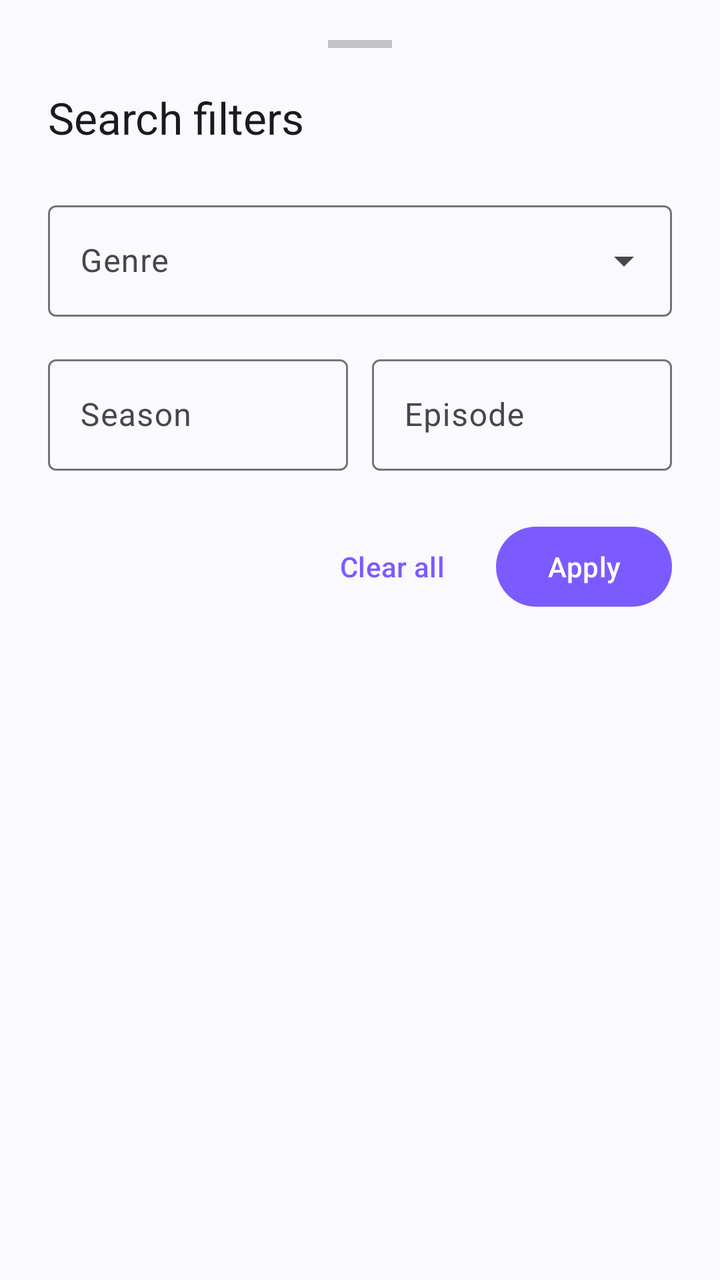
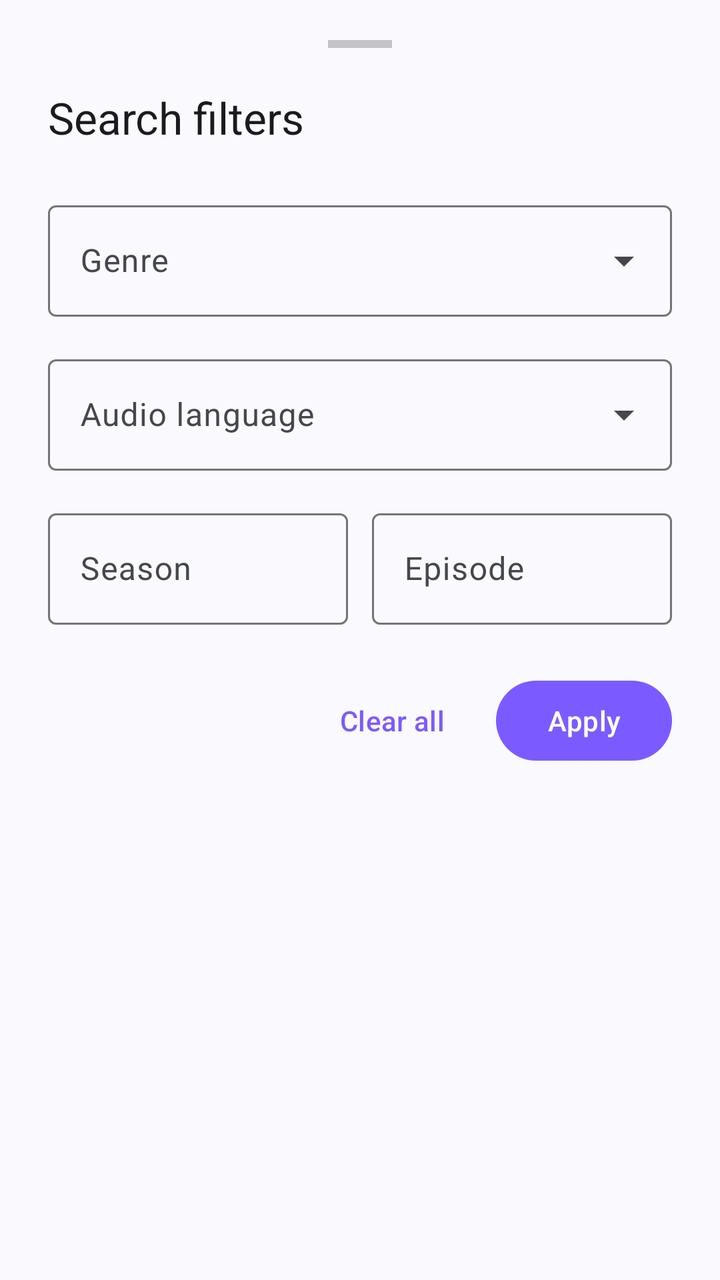

Before-and-after screenshots of an Android layout around one commit, followed by the original layout XML and the change that was made.
<!-- AndroidManifest.xml: application theme Theme.TorrentPlayer -->
<!-- res/layout/bottom_sheet_filters.xml -->
<?xml version="1.0" encoding="utf-8"?>
<LinearLayout xmlns:android="http://schemas.android.com/apk/res/android"
    xmlns:app="http://schemas.android.com/apk/res-auto"
    android:layout_width="match_parent"
    android:layout_height="wrap_content"
    android:orientation="vertical"
    android:paddingHorizontal="24dp"
    android:paddingTop="20dp"
    android:paddingBottom="32dp">

    <View
        android:layout_width="32dp"
        android:layout_height="4dp"
        android:layout_gravity="center_horizontal"
        android:background="?attr/colorOutline"
        android:alpha="0.4" />

    <TextView
        android:layout_width="wrap_content"
        android:layout_height="wrap_content"
        android:layout_marginTop="20dp"
        android:text="@string/filters_title"
        android:textAppearance="?attr/textAppearanceTitleLarge" />

    <com.google.android.material.textfield.TextInputLayout
        android:id="@+id/genre_layout"
        style="@style/Widget.Material3.TextInputLayout.OutlinedBox.ExposedDropdownMenu"
        android:layout_width="match_parent"
        android:layout_height="wrap_content"
        android:layout_marginTop="24dp"
        android:hint="@string/filter_genre">

        <AutoCompleteTextView
            android:id="@+id/genre"
            android:layout_width="match_parent"
            android:layout_height="wrap_content"
            android:inputType="none" />
    </com.google.android.material.textfield.TextInputLayout>

    <LinearLayout
        android:layout_width="match_parent"
        android:layout_height="wrap_content"
        android:layout_marginTop="16dp"
        android:orientation="horizontal">

        <com.google.android.material.textfield.TextInputLayout
            android:id="@+id/season_layout"
            style="@style/Widget.Material3.TextInputLayout.OutlinedBox"
            android:layout_width="0dp"
            android:layout_height="wrap_content"
            android:layout_weight="1"
            android:hint="@string/filter_season">

            <com.google.android.material.textfield.TextInputEditText
                android:id="@+id/season"
                android:layout_width="match_parent"
                android:layout_height="wrap_content"
                android:inputType="number"
                android:maxLength="3" />
        </com.google.android.material.textfield.TextInputLayout>

        <com.google.android.material.textfield.TextInputLayout
            android:id="@+id/episode_layout"
            style="@style/Widget.Material3.TextInputLayout.OutlinedBox"
            android:layout_width="0dp"
            android:layout_height="wrap_content"
            android:layout_weight="1"
            android:layout_marginStart="12dp"
            android:hint="@string/filter_episode">

            <com.google.android.material.textfield.TextInputEditText
                android:id="@+id/episode"
                android:layout_width="match_parent"
                android:layout_height="wrap_content"
                android:inputType="number"
                android:maxLength="4" />
        </com.google.android.material.textfield.TextInputLayout>
    </LinearLayout>

    <LinearLayout
        android:layout_width="match_parent"
        android:layout_height="wrap_content"
        android:layout_marginTop="24dp"
        android:orientation="horizontal"
        android:gravity="end">

        <com.google.android.material.button.MaterialButton
            android:id="@+id/btn_clear"
            style="@style/Widget.Material3.Button.TextButton"
            android:layout_width="wrap_content"
            android:layout_height="wrap_content"
            android:text="@string/filter_clear" />

        <com.google.android.material.button.MaterialButton
            android:id="@+id/btn_apply"
            style="@style/Widget.Material3.Button"
            android:layout_width="wrap_content"
            android:layout_height="wrap_content"
            android:layout_marginStart="8dp"
            android:text="@string/filter_apply" />
    </LinearLayout>
</LinearLayout>
<!-- resources referenced by this layout -->
<resources>
  <string name="filter_apply">Apply</string>
  <string name="filter_clear">Clear all</string>
  <string name="filter_episode">Episode</string>
  <string name="filter_genre">Genre</string>
  <string name="filter_season">Season</string>
  <string name="filters_title">Search filters</string>
  <style name="Theme.TorrentPlayer" parent="Base.Theme.TorrentPlayer" />
  <style name="Base.Theme.TorrentPlayer" parent="Theme.Material3.DynamicColors.DayNight.NoActionBar">
          <item name="colorPrimary">@color/seed</item>
          <item name="android:statusBarColor">@android:color/transparent</item>
          <item name="android:navigationBarColor">@android:color/transparent</item>
          <item name="android:windowLightStatusBar">true</item>
          <item name="android:enforceStatusBarContrast" tools:targetApi="29">false</item>
          <item name="android:enforceNavigationBarContrast" tools:targetApi="29">false</item>
          <item name="preferenceTheme">@style/TorrentPlayer.PreferenceOverlay</item>
      </style>
  <color name="seed">#7B5BFF</color>
  <style name="TorrentPlayer.PreferenceOverlay" parent="@style/PreferenceThemeOverlay.v14.Material">
          <item name="android:iconTint">?attr/colorPrimary</item>
      </style>
</resources>

<!-- the commit's change to res/layout/bottom_sheet_filters.xml (unified diff, before → after) -->
@@ -32,6 +32,19 @@
 
         <AutoCompleteTextView
             android:id="@+id/genre"
+            android:layout_width="match_parent"
+            android:layout_height="wrap_content"
+            android:inputType="none" />
+    </com.google.android.material.textfield.TextInputLayout>
+
+    <com.google.android.material.textfield.TextInputLayout
+        style="@style/Widget.Material3.TextInputLayout.OutlinedBox.ExposedDropdownMenu"
+        android:layout_width="match_parent"
+        android:layout_height="wrap_content"
+        android:layout_marginTop="16dp"
+        android:hint="Audio language">
+        <com.google.android.material.textfield.MaterialAutoCompleteTextView
+            android:id="@+id/language"
             android:layout_width="match_parent"
             android:layout_height="wrap_content"
             android:inputType="none" />
